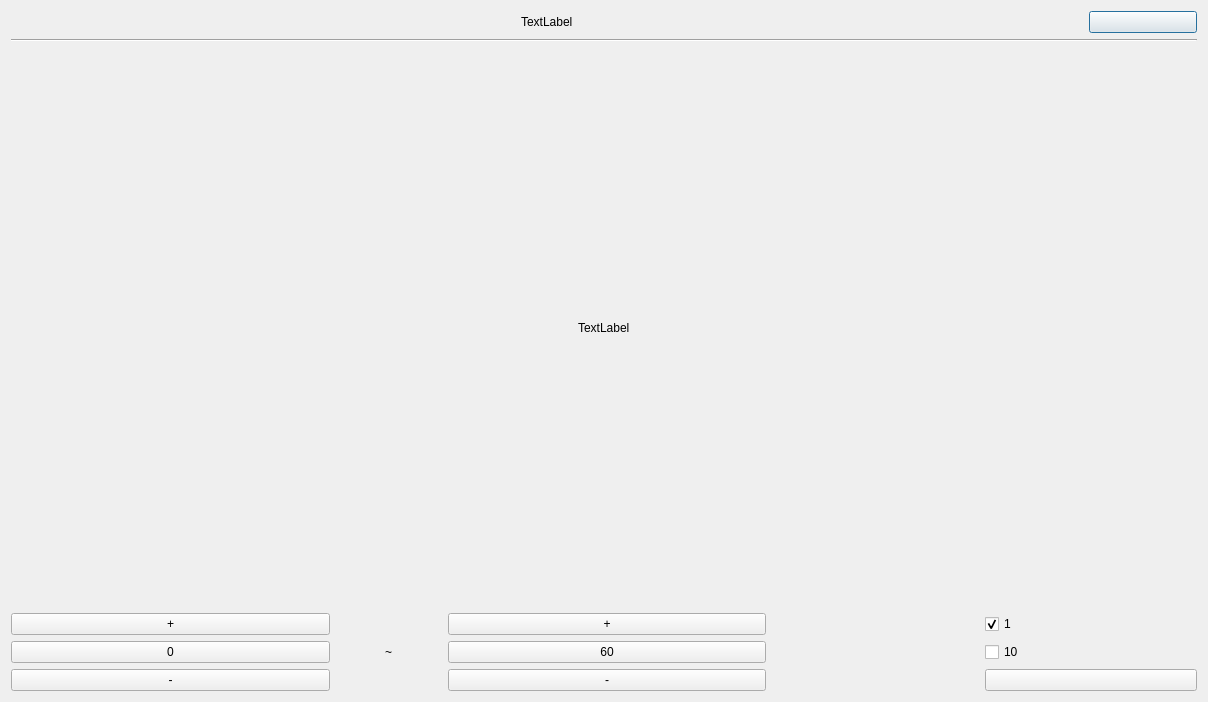
First picture: the form in SearchBoxDialog.ui, repository wruwami/TPCAM-M30, before the edit.
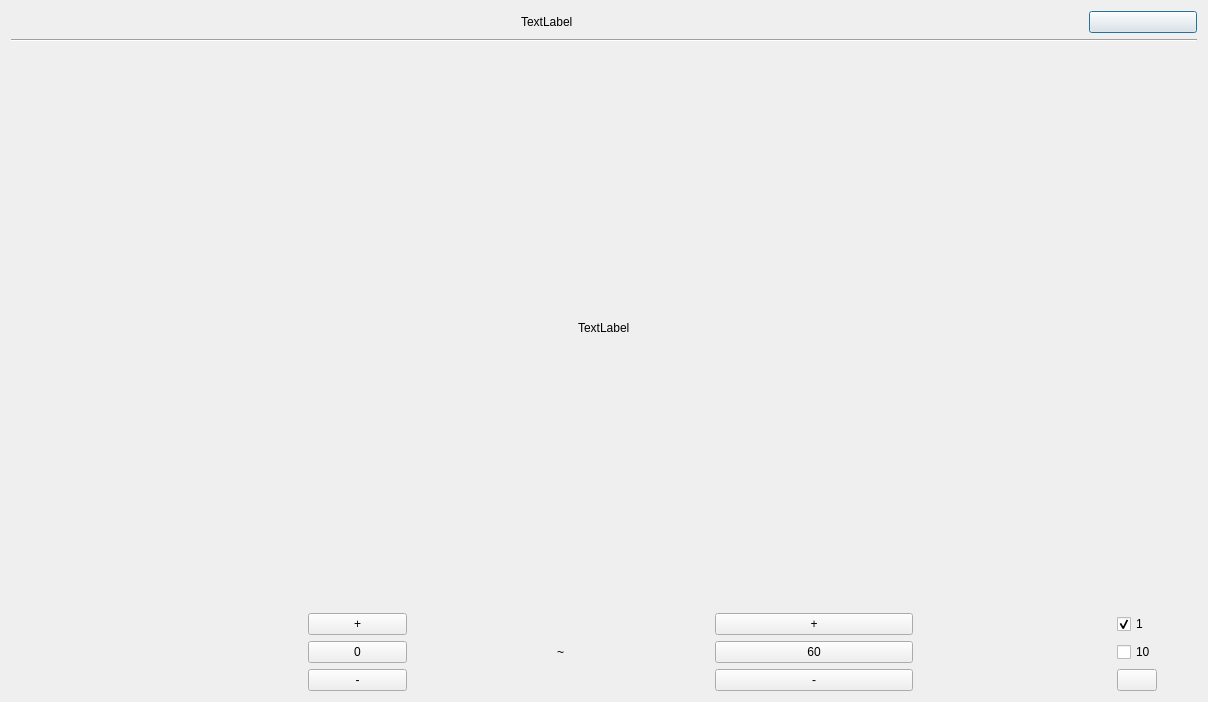
Second picture: the form after the edit. Custom widgets are drawn as their Qt base class.

Patch:
```diff
--- a/SearchBoxDialog.ui
+++ b/SearchBoxDialog.ui
@@ -56,22 +56,15 @@
       </layout>
      </item>
      <item>
-      <layout class="QGridLayout" name="gridLayout" rowstretch="1,1,1" columnstretch="3,1,3,2,2">
-       <item row="2" column="2">
-        <widget class="CustomPushButton" name="secondMinusButton">
+      <layout class="QGridLayout" name="gridLayout" rowstretch="1,1,1" columnstretch="3,1,3,2,2,0,0">
+       <item row="1" column="5">
+        <widget class="CustomCheckBox" name="checkBox_2">
          <property name="text">
-          <string>-</string>
+          <string>10</string>
          </property>
         </widget>
        </item>
-       <item row="0" column="0">
-        <widget class="CustomPushButton" name="firstPlusButton">
-         <property name="text">
-          <string>+</string>
-         </property>
-        </widget>
-       </item>
-       <item row="0" column="4">
+       <item row="0" column="5">
         <widget class="CustomCheckBox" name="checkBox">
          <property name="text">
           <string>1</string>
@@ -81,56 +74,42 @@
          </property>
         </widget>
        </item>
-       <item row="1" column="0">
-        <widget class="CustomPushButton" name="firstValueButton">
+       <item row="0" column="3">
+        <widget class="CustomPushButton" name="secondPlusButton">
          <property name="text">
-          <string>0</string>
+          <string>+</string>
          </property>
         </widget>
        </item>
-       <item row="2" column="0">
-        <widget class="CustomPushButton" name="firstMinusButton">
-         <property name="text">
-          <string>-</string>
-         </property>
-        </widget>
-       </item>
-       <item row="1" column="1" alignment="Qt::AlignHCenter">
-        <widget class="QLabel" name="label_2">
-         <property name="text">
-          <string>~</string>
-         </property>
-        </widget>
-       </item>
-       <item row="1" column="2">
+       <item row="1" column="3">
         <widget class="CustomPushButton" name="secondValueButton">
          <property name="text">
           <string>60</string>
          </property>
         </widget>
        </item>
-       <item row="0" column="2">
-        <widget class="CustomPushButton" name="secondPlusButton">
-         <property name="text">
-          <string>+</string>
-         </property>
-        </widget>
-       </item>
-       <item row="1" column="4">
-        <widget class="CustomCheckBox" name="checkBox_2">
-         <property name="text">
-          <string>10</string>
-         </property>
-        </widget>
-       </item>
-       <item row="2" column="4">
+       <item row="2" column="5">
         <widget class="CustomPushButton" name="searchButton">
          <property name="text">
           <string/>
          </property>
         </widget>
        </item>
-       <item row="0" column="3">
+       <item row="2" column="1">
+        <widget class="CustomPushButton" name="firstMinusButton">
+         <property name="text">
+          <string>-</string>
+         </property>
+        </widget>
+       </item>
+       <item row="1" column="2" alignment="Qt::AlignHCenter">
+        <widget class="QLabel" name="label_2">
+         <property name="text">
+          <string>~</string>
+         </property>
+        </widget>
+       </item>
+       <item row="0" column="4">
         <spacer name="horizontalSpacer">
          <property name="orientation">
           <enum>Qt::Horizontal</enum>
@@ -143,6 +122,53 @@
          </property>
         </spacer>
        </item>
+       <item row="0" column="1">
+        <widget class="CustomPushButton" name="firstPlusButton">
+         <property name="text">
+          <string>+</string>
+         </property>
+        </widget>
+       </item>
+       <item row="0" column="0">
+        <spacer name="horizontalSpacer_2">
+         <property name="orientation">
+          <enum>Qt::Horizontal</enum>
+         </property>
+         <property name="sizeHint" stdset="0">
+          <size>
+           <width>40</width>
+           <height>20</height>
+          </size>
+         </property>
+        </spacer>
+       </item>
+       <item row="2" column="3">
+        <widget class="CustomPushButton" name="secondMinusButton">
+         <property name="text">
+          <string>-</string>
+         </property>
+        </widget>
+       </item>
+       <item row="1" column="1">
+        <widget class="CustomPushButton" name="firstValueButton">
+         <property name="text">
+          <string>0</string>
+         </property>
+        </widget>
+       </item>
+       <item row="0" column="6">
+        <spacer name="horizontalSpacer_3">
+         <property name="orientation">
+          <enum>Qt::Horizontal</enum>
+         </property>
+         <property name="sizeHint" stdset="0">
+          <size>
+           <width>40</width>
+           <height>20</height>
+          </size>
+         </property>
+        </spacer>
+       </item>
       </layout>
      </item>
     </layout>
```
